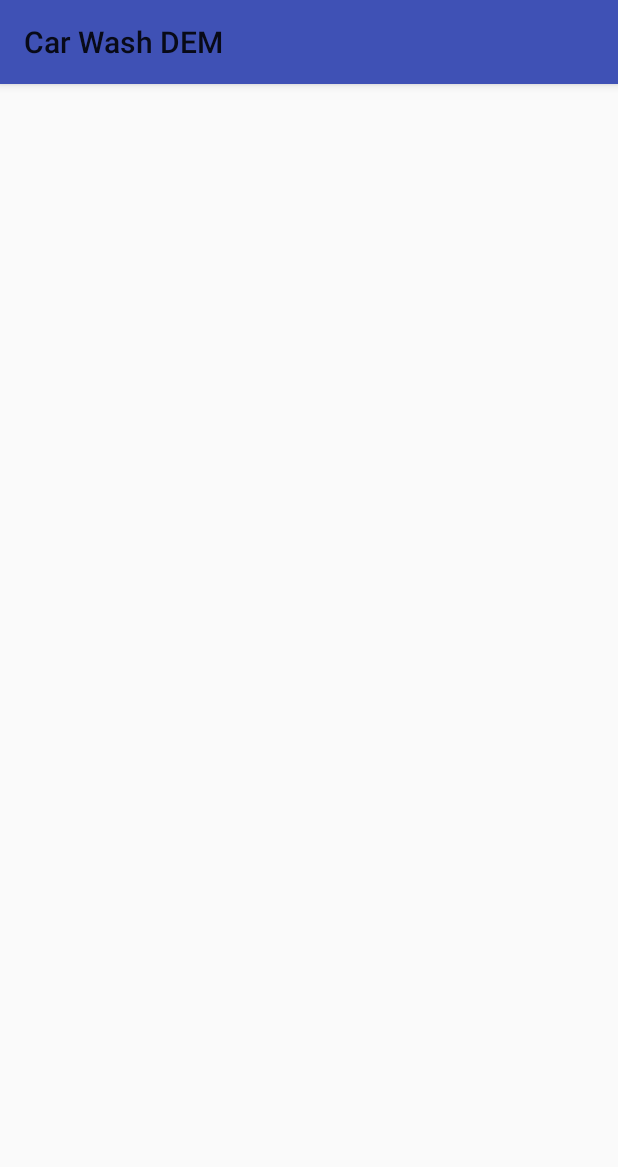
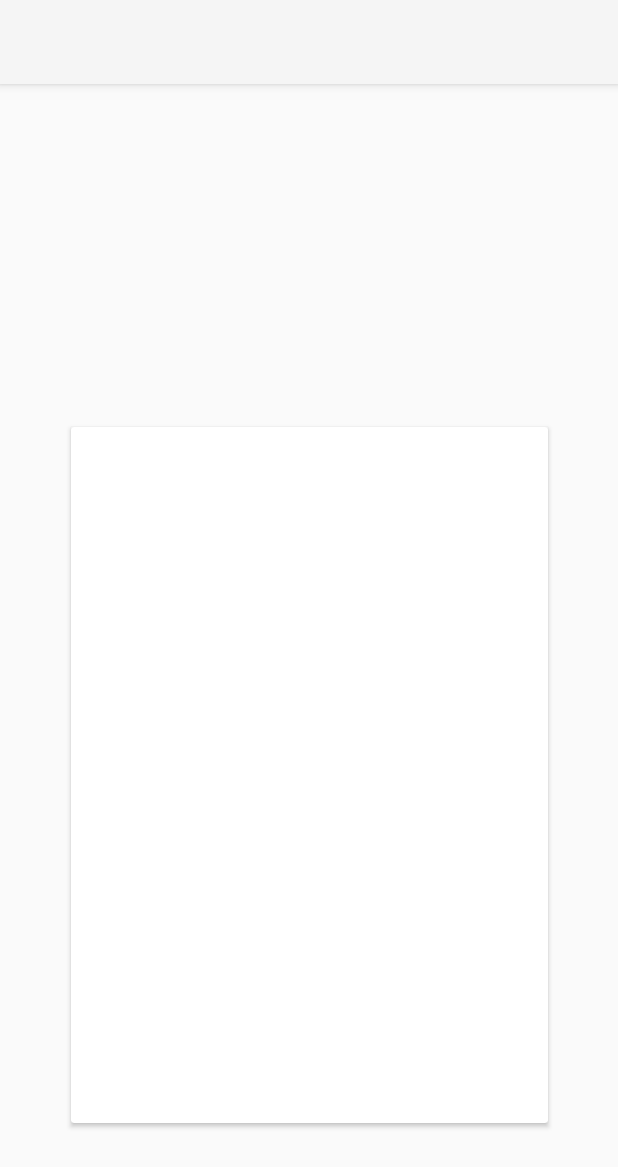
Before and after one commit to dmutlu/CarWashDEM, an Android app: the screen it shows after launch (MainActivity), on a phone screen of 412 x 824 dp. Shown: the top 1167 px of the screen. Run offline under Robolectric (Android 15) with nearby library versions, the phone set to English and light mode, and no system bars.

Commit message:
Theme / Layout Setup

```diff
--- a/app/src/main/AndroidManifest.xml
+++ b/app/src/main/AndroidManifest.xml
@@ -8,7 +8,7 @@
             android:label="@string/app_name"
             android:roundIcon="@mipmap/ic_launcher_round"
             android:supportsRtl="true"
-            android:theme="@style/AppTheme">
+            android:theme="@style/Theme.AppCompat.Light.NoActionBar">
         <activity android:name=".MainActivity">
             <intent-filter>
                 <action android:name="android.intent.action.MAIN"/>
--- a/app/src/main/res/layout/activity_main.xml
+++ b/app/src/main/res/layout/activity_main.xml
@@ -1,10 +1,43 @@
 <?xml version="1.0" encoding="utf-8"?>
-<android.support.constraint.ConstraintLayout
+<android.support.design.widget.CoordinatorLayout
         xmlns:android="http://schemas.android.com/apk/res/android"
         xmlns:tools="http://schemas.android.com/tools"
         xmlns:app="http://schemas.android.com/apk/res-auto"
         android:layout_width="match_parent"
-        android:layout_height="match_parent"
-        tools:context="edu.umbc.dmutlu1.carwashdem.MainActivity">
+        android:layout_height="match_parent">
 
-</android.support.constraint.ConstraintLayout>
+    <android.support.design.widget.AppBarLayout
+            android:id="@+id/appbar"
+            android:layout_height="wrap_content"
+            android:layout_width="match_parent">
+
+        <android.support.v7.widget.Toolbar
+                android:id="@+id/toolbar"
+                android:layout_height="?attr/actionBarSize"
+                android:layout_width="match_parent"
+                android:layout_weight="1">
+        </android.support.v7.widget.Toolbar>
+
+    </android.support.design.widget.AppBarLayout>
+
+    <android.support.constraint.ConstraintLayout
+            android:layout_width="match_parent"
+            android:layout_height="match_parent"
+            android:layout_weight="1">
+
+        <android.support.v7.widget.CardView
+                android:layout_width="318dp"
+                android:layout_height="464dp"
+                app:layout_constraintTop_toTopOf="parent"
+                android:layout_marginTop="8dp"
+                app:layout_constraintBottom_toBottomOf="parent"
+                android:layout_marginBottom="8dp"
+                android:layout_marginLeft="8dp"
+                app:layout_constraintLeft_toLeftOf="parent"
+                android:layout_marginRight="8dp"
+                app:layout_constraintRight_toRightOf="parent"
+                app:layout_constraintVertical_bias="0.804"
+                app:cardBackgroundColor="@color/cardview_light_background"/>
+    </android.support.constraint.ConstraintLayout>
+
+</android.support.design.widget.CoordinatorLayout>
```
